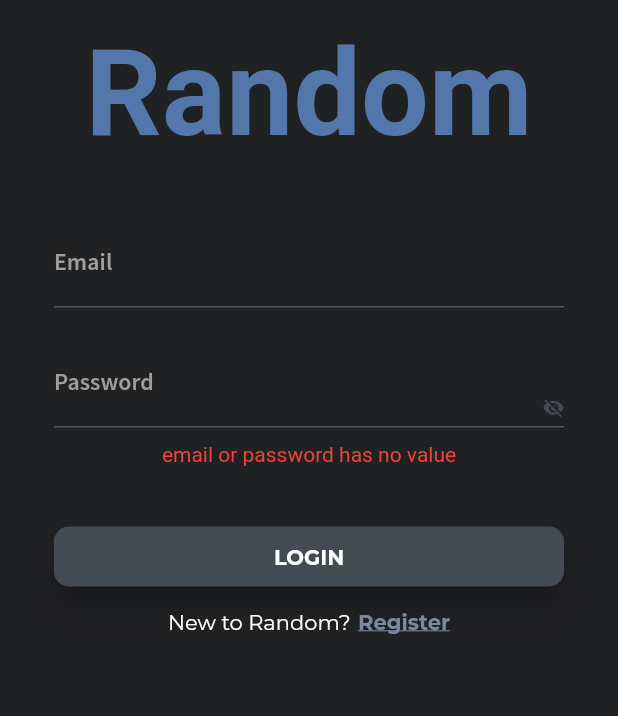
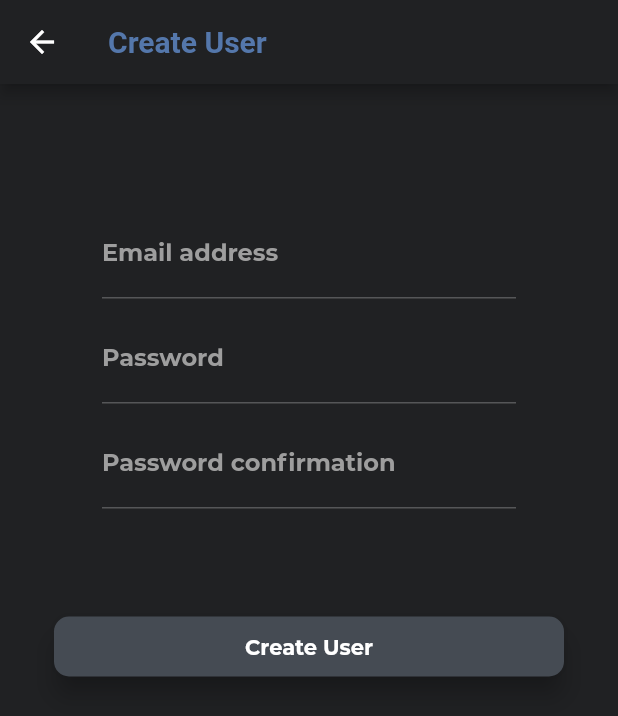
Before and after one commit to winstonho/StockApp, a Flutter app: the screen it shows after launch, after a tap on "LOGIN", after a tap on "Register", on a phone screen of 412 x 824 dp. Shown: the top 716 px of the screen. Run offline on Flutter 3.47's test engine with Material 2 defaults, Android fonts, the phone set to English and light mode, and no system bars; missing offline and left inert: firedart; project files that could hold a hidden picture were left out.

Commit message:
added all the base in class

```diff
--- /dev/null
+++ b/lib/Page/SignUpPage.dart
@@ -0,0 +1,212 @@
+import 'package:flutter/material.dart';
+
+import 'package:flutter_app/Service/AuthService.dart';
+import 'package:flutter_app/model/MasterData.dart';
+import 'package:flutter_app/widgets/constant.dart';
+import 'package:flutter_app/widgets/widgets.dart';
+
+
+class SignUpPage extends StatefulWidget {
+  static const String route = '/signup';
+  @override
+  _SignUpPageState createState() => new _SignUpPageState();
+}
+
+
+class _SignUpPageState extends State<SignUpPage> {
+  final AuthServiceDesktop _authService = AuthServiceDesktop();
+
+  String email;
+  String password;
+  String passwordChk;
+  String name;
+  bool emailExists = false;
+  String error;
+  bool _loading = false;
+  final GlobalKey<FormState> emailFormKey = GlobalKey<FormState>();
+  final GlobalKey<ScaffoldState> _scaffoldKey = new GlobalKey<ScaffoldState>();
+
+
+  void signUp() async {
+    setState(() {
+      _loading = true;
+    });
+    if (emailFormKey.currentState.validate()) {
+
+
+      MasterData.instance.user.email = email;
+      MasterData.instance.user.name = this.name;
+      MasterData.instance.user.accountType = 1;
+
+      dynamic result =
+      await _authService.registerWithEmail(email, password, name);
+      if (result is String) {
+        error = result;
+        setState(() {
+          error = result;
+          _loading = false;
+        });
+      }
+    }
+    setState(() {
+      _loading = false;
+    });
+  }
+
+  String checkEmail(String val)  {
+
+    if(emailExists)
+    {
+      emailExists = false;
+      return "This email already exists";
+    }
+
+    if (val.isEmpty) {
+      return "Enter an email";
+    } else if (error != null && error.length > 0) {
+      String temp = error;
+      error = '';
+      return temp;
+    }
+    bool emailValid = RegExp(
+        r"^[a-zA-Z0-9.a-zA-Z0-9.!#$%&'*+-/=?^_`{|}~]+@[a-zA-Z0-9]+\.[a-zA-Z]+")
+        .hasMatch(val);
+    if (!emailValid) {
+      return "Please enter a valid email";
+    }
+
+    return null;
+  }
+
+  String validateNumber(String val) {
+    if (val.isEmpty) {
+      return "Enter mobile number";
+    }
+    if (val.length != 8) return "Invalid mobile number";
+
+    if (error != null && error.length > 0) {
+      String temp = error;
+      error = '';
+      return temp;
+    }
+
+    return null;
+  }
+
+  Widget emailForm() {
+
+    return TextFormField(
+        validator: checkEmail,
+        onChanged: (val) => setState(() => email = val),
+        decoration: DigiFightFormDecoration("Email address"),
+        style: TextStyle(
+            color: Colors.white,
+            fontWeight: FontWeight.bold,
+            fontFamily: 'Montserrat'));
+  }
+
+  Widget passwordForm() {
+    return TextFormField(
+        validator: (val) =>
+        val.length < 6 ? 'Enter an password length that 6 char long' : null,
+        onChanged: (val) => setState(() => password = val),
+        decoration: DigiFightFormDecoration("Password"),
+        obscureText: true,
+        style: TextStyle(
+            color: Colors.white,
+            fontWeight: FontWeight.bold,
+            fontFamily: 'Montserrat'));
+  }
+
+  Widget passwordConfirmationForm() {
+    return TextFormField(
+        validator: (val) =>
+        val != password ? 'Password does not match' : null,
+        onChanged: (val) => setState(() => passwordChk = val),
+        decoration: DigiFightFormDecoration("Password confirmation"),
+        obscureText: true,
+        style: TextStyle(
+            color: Colors.white,
+            fontWeight: FontWeight.bold,
+            fontFamily: 'Montserrat'));
+  }
+
+  Widget registerEmail() {
+    return SingleChildScrollView(
+        child: Padding(
+            padding: const EdgeInsets.all(32.0),
+            child: Column(children: <Widget>[
+              Form(
+                key: emailFormKey,
+                child: Column(
+                  children: <Widget>[
+                    emailForm(),
+                    SizedBox(height: 10.0),
+                    passwordForm(),
+                    SizedBox(height: 10.0),
+                    passwordConfirmationForm(),
+                  ],
+                ),
+              )
+            ])));
+  }
+
+  Widget nameForm() {
+    return TextFormField(
+        validator: (val) => val.isEmpty ? 'Enter a name' : null,
+        onChanged: (val) => setState(() => name = val),
+        decoration: DigiFightFormDecoration("Name"),
+        style: TextStyle(
+            color: Colors.white,
+            fontWeight: FontWeight.bold,
+            fontFamily: 'Montserrat'));
+  }
+
+  @override
+  Widget build(BuildContext context) {
+    return new Scaffold(
+        key: _scaffoldKey,
+        resizeToAvoidBottomInset: true,
+        backgroundColor: kPrimaryColor,
+        appBar: AppBar(
+          title: Text("Create User", style: TextStyle(color: kTextColor,
+              fontWeight: FontWeight.bold)),
+        ),
+        body: SafeArea(
+            minimum: const EdgeInsets.all(16),
+            child: ListView(
+              children: <Widget>[
+                Container(
+                    padding:
+                    EdgeInsets.only(top: 35.0, left: 20.0, right: 20.0),
+                    child: Column(
+                      children: <Widget>[
+                        registerEmail(),
+                        SizedBox(height: 40.0),
+                        Container(
+                          height: 40.0,
+                          child: GestureDetector(
+                            onTap: signUp,
+                            child: Material(
+                              borderRadius: BorderRadius.circular(10.0),
+                              shadowColor: Color(0xff1a1a1c),
+                              color: Color(0xff454b53),
+                              elevation: 7.0,
+                              child: Center(
+                                child: Text(
+                                  'Create User',
+                                  style: TextStyle(
+                                      color: Colors.white,
+                                      fontWeight: FontWeight.bold,
+                                      fontFamily: 'Montserrat'),
+                                ),
+                              ),
+                            ),
+                          ),
+                        ),
+                      ],
+                    )),
+              ],
+            )));
+  }
+}
--- a/lib/main.dart
+++ b/lib/main.dart
@@ -1,5 +1,6 @@
 import 'package:flutter/material.dart';
 import 'package:flutter/services.dart';
+import 'package:flutter_app/Page/SignUpPage.dart';
 import 'package:flutter_app/Page/loginPage.dart';
 import 'package:flutter_app/widgets/constant.dart';
 
@@ -30,7 +31,7 @@ class MyApp extends StatelessWidget {
   Widget build(BuildContext context) {
     return MaterialApp(
       debugShowCheckedModeBanner: false,
-      title: 'Winston Ho Siew ming',
+      title: 'Hello World',
       theme: ThemeData(
         brightness: Brightness.dark,
         primaryColor: kPrimaryColor,
@@ -41,6 +42,7 @@ class MyApp extends StatelessWidget {
       initialRoute: LoginPage.route,
       routes: {
         LoginPage.route: (context) => LoginPage(),
+        SignUpPage.route : (context) => SignUpPage()
         //GamePage.route: (context) => GameStartPage(),
         //'/signup'     : (context) => new SignupPage()
       },
--- /dev/null
+++ b/lib/widgets/widgets.dart
@@ -0,0 +1,29 @@
+import 'package:flutter/material.dart';
+
+InputDecoration DigiFightFormDecoration(String text) {
+  return InputDecoration(
+    enabledBorder:
+    const UnderlineInputBorder(borderSide: BorderSide(color: Colors.white24)),
+    labelText: '$text',
+    labelStyle: TextStyle(
+        fontFamily: 'Montserrat',
+        fontWeight: FontWeight.bold,
+        color: Colors.grey),
+    focusedBorder:
+    UnderlineInputBorder(borderSide: BorderSide(color: Colors.white54)),
+    errorStyle: TextStyle(
+        fontFamily: 'Montserrat',
+        fontWeight: FontWeight.bold,
+        color: Color(0xffc45561)
+    ),
+    errorBorder: UnderlineInputBorder(borderSide: BorderSide(color:  Color(0xffc45561))),
+    focusedErrorBorder:UnderlineInputBorder(borderSide: BorderSide(color: Color(0xffc45561))),
+  );
+}
+
+TextStyle DigiFightTextStyle() {
+  return TextStyle(
+      fontFamily: 'Montserrat',
+      fontWeight: FontWeight.bold,
+      color: Colors.grey);
+}
```
